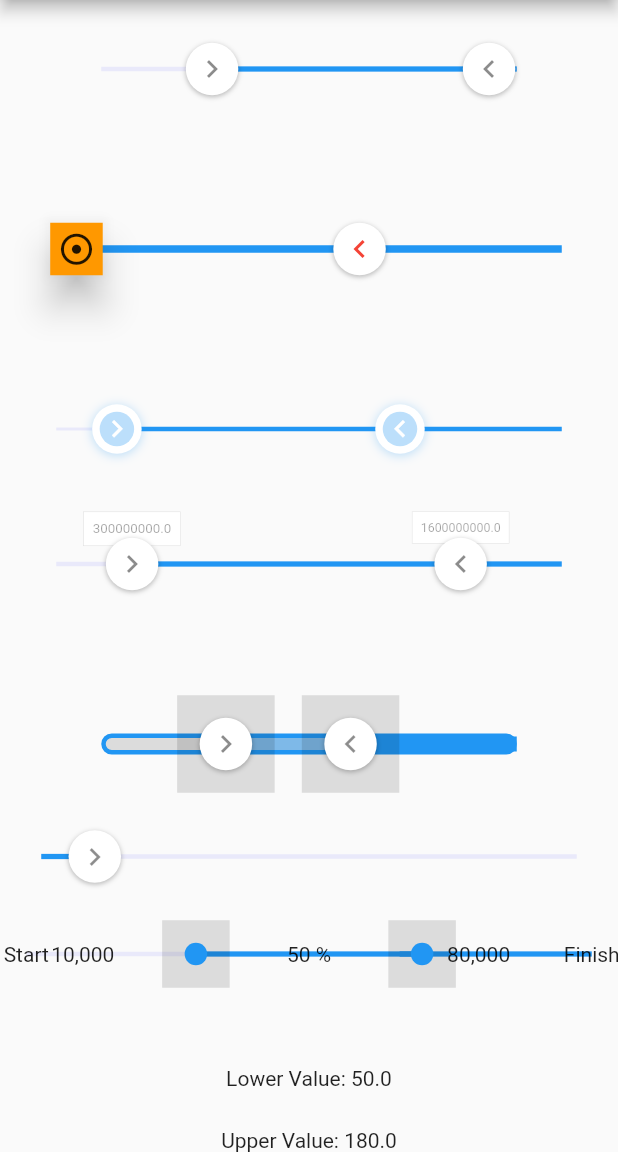
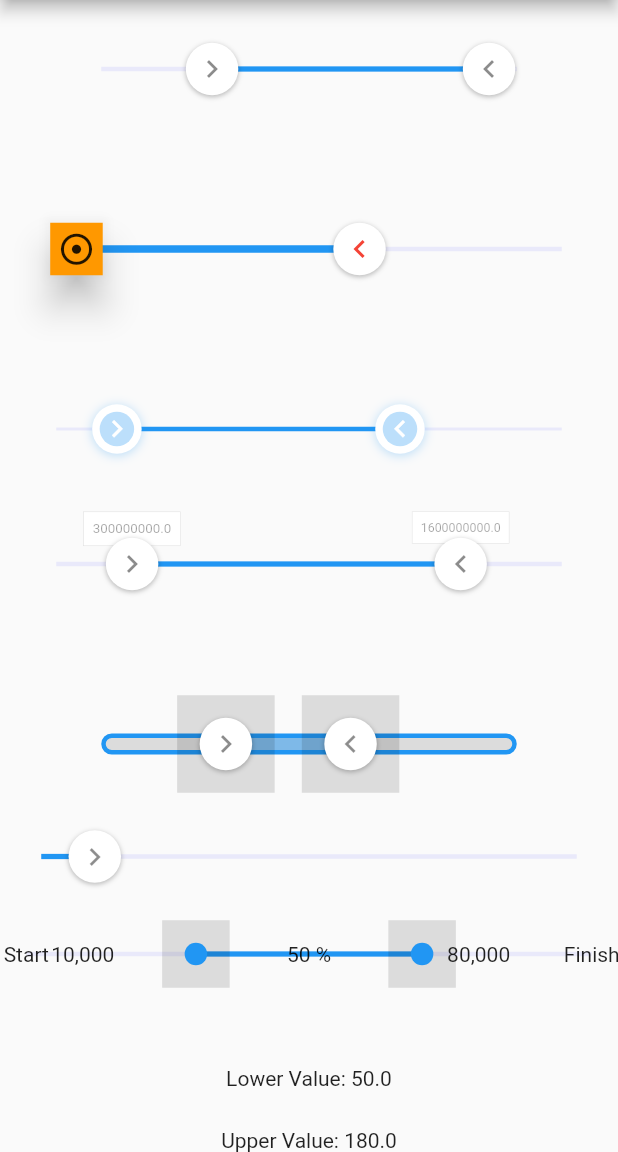
Before and after one commit to loonix/another_xlider, a Flutter app: the screen it shows after launch, scrolled down 209 dp, on a phone screen of 412 x 824 dp, the part 84-1236 px from its top. Run offline on Flutter 3.47's test engine with Material 2 defaults, Android fonts, the phone set to English and light mode, and no system bars.

Commit message:
Update another_xlider.dart

```diff
--- a/lib/another_xlider.dart
+++ b/lib/another_xlider.dart
@@ -2256,7 +2256,7 @@ class FlutterSliderState extends State<FlutterSlider>
     BoxDecoration boxDecoration =
         widget.trackBar.inactiveRightTrackBar ?? const BoxDecoration();
 
-    Color trackBarColor = boxDecoration.color ?? const Color(0xff2196F3);
+    Color trackBarColor = boxDecoration.color ?? const Color(0x00000000);
     if (widget.disabled) {
       trackBarColor = widget.trackBar.inactiveDisabledTrackBarColor;
     }
```
